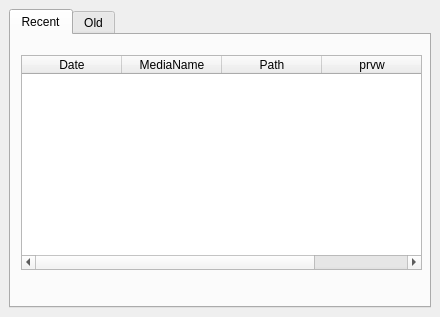
Above: SeaGoatVision/client/qt/uifiles/WinRecHistoric.ui from Octets/SeaGoatVision before the change. Below: the same form after it.
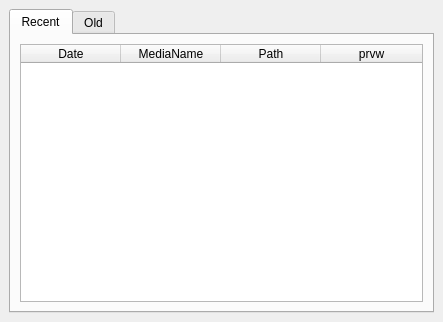
That is the form after the change.

Commit message: Auto resize TableWidget in table record history

What changed in the file:
```diff
--- a/SeaGoatVision/client/qt/uifiles/WinRecHistoric.ui
+++ b/SeaGoatVision/client/qt/uifiles/WinRecHistoric.ui
@@ -9,8 +9,8 @@
    <rect>
     <x>0</x>
     <y>0</y>
-    <width>440</width>
-    <height>317</height>
+    <width>443</width>
+    <height>322</height>
    </rect>
   </property>
   <property name="minimumSize">
@@ -32,9 +32,15 @@
      <verstretch>0</verstretch>
     </sizepolicy>
    </property>
-   <layout class="QVBoxLayout" name="verticalLayout">
-    <item>
+   <layout class="QGridLayout" name="gridLayout">
+    <item row="0" column="0">
      <widget class="QTabWidget" name="tabWidget">
+      <property name="sizePolicy">
+       <sizepolicy hsizetype="Expanding" vsizetype="Expanding">
+        <horstretch>0</horstretch>
+        <verstretch>0</verstretch>
+       </sizepolicy>
+      </property>
       <property name="currentIndex">
        <number>0</number>
       </property>
@@ -42,14 +48,14 @@
        <attribute name="title">
         <string>Recent</string>
        </attribute>
+       <layout class="QVBoxLayout" name="verticalLayout_2">
+        <item>
        <widget class="QTableWidget" name="tableRecord">
-        <property name="geometry">
-         <rect>
-          <x>10</x>
-          <y>20</y>
-          <width>401</width>
-          <height>215</height>
-         </rect>
+          <property name="sizePolicy">
+           <sizepolicy hsizetype="Expanding" vsizetype="Expanding">
+            <horstretch>0</horstretch>
+            <verstretch>0</verstretch>
+           </sizepolicy>
         </property>
         <property name="textElideMode">
          <enum>Qt::ElideRight</enum>
@@ -81,11 +87,17 @@
          </property>
         </column>
        </widget>
+        </item>
+       </layout>
+       <zorder>tableRecord</zorder>
+       <zorder>tableRecord</zorder>
       </widget>
       <widget class="QWidget" name="tab_2">
        <attribute name="title">
         <string>Old</string>
        </attribute>
+       <layout class="QVBoxLayout" name="verticalLayout">
+        <item>
        <widget class="QTableWidget" name="tableFileName">
         <property name="geometry">
          <rect>
@@ -125,6 +137,8 @@
          </property>
         </column>
        </widget>
+        </item>
+       </layout>
       </widget>
      </widget>
     </item>
```
Left out of the diff: 8 changed lines with no effect on the pictures. Lines whose indentation alone changed are shown as unchanged.
